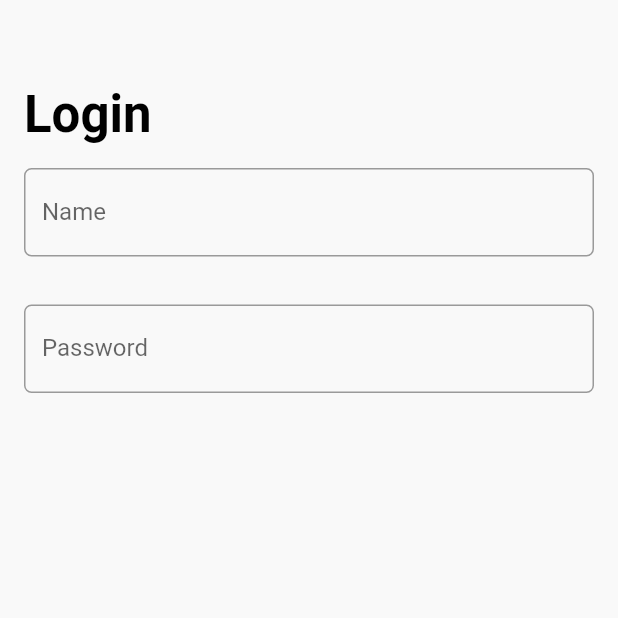
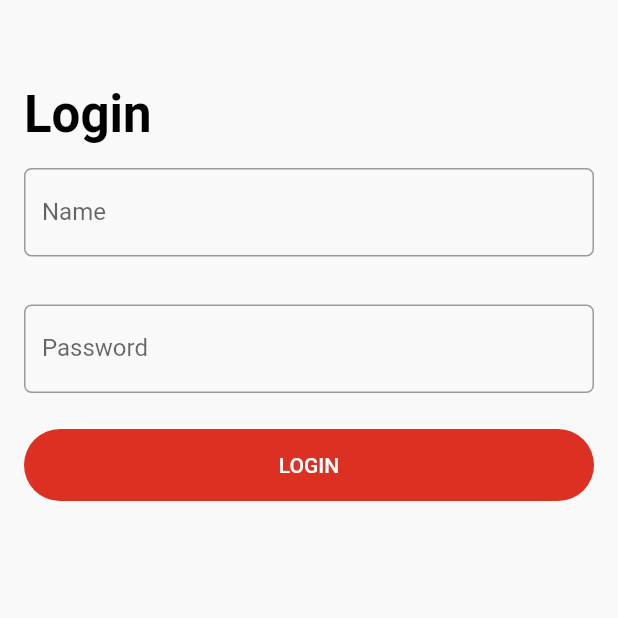
Before and after one commit to WeiJie22/drone4u-app, a Flutter app: the screen it shows after launch, on a phone screen of 412 x 824 dp, the top half of it. Run offline on Flutter 3.47's test engine with Material 2 defaults, Android fonts, the phone set to English and light mode, and no system bars.

Commit message:
single and duo buttons

```diff
--- a/lib/components/d4uIndex.dart
+++ b/lib/components/d4uIndex.dart
@@ -2,3 +2,5 @@ export 'd4uTextField.dart';
 export 'd4uPageTitle.dart';
 export 'd4uScaffold.dart';
 export 'd4uText.dart';
+export 'd4uSingleButton.dart';
+export 'd4uDuoButton.dart';
--- /dev/null
+++ b/lib/components/d4uSingleButton.dart
@@ -0,0 +1,36 @@
+import 'package:drone4u/components/d4uIndex.dart';
+import 'package:drone4u/constant/constant.dart';
+import 'package:flutter/material.dart';
+
+class D4uSingleButton extends StatelessWidget {
+  D4uSingleButton({
+    super.key,
+    this.padding = D4uPadding.containerCenter,
+    this.text = '',
+    this.onPressed,
+  });
+
+  EdgeInsets padding;
+  String? text;
+  VoidCallback? onPressed;
+
+  @override
+  Widget build(BuildContext context) {
+    return Padding(
+      padding: padding,
+      child: ElevatedButton(
+        onPressed: () {},
+        style: ElevatedButton.styleFrom(
+          elevation: 0,
+          shape: const StadiumBorder(),
+          minimumSize: const Size.fromHeight(48),
+          backgroundColor: d4uPrimaryColor,
+        ),
+        child: D4uText(
+          text: text!.toUpperCase(),
+          color: d4uSecondaryColor,
+        ),
+      ),
+    );
+  }
+}
--- a/lib/components/d4uText.dart
+++ b/lib/components/d4uText.dart
@@ -7,19 +7,21 @@ class D4uText extends StatelessWidget {
     this.fontSize,
     this.fontWeight,
     this.overflow,
+    this.color = Colors.black,
   }) : super(key: key);
 
   String? text;
   double? fontSize;
   FontWeight? fontWeight;
   TextOverflow? overflow;
+  Color? color;
 
   @override
   Widget build(BuildContext context) {
     return Text(
       text!,
       style: TextStyle(
-        color: Colors.black,
+        color: color,
         fontSize: fontSize,
         fontWeight: fontWeight,
         overflow: overflow,
--- a/lib/screens/d4uLoginScreen.dart
+++ b/lib/screens/d4uLoginScreen.dart
@@ -1,3 +1,4 @@
+import 'package:drone4u/components/d4uDuoButton.dart';
 import 'package:drone4u/components/d4uScaffold.dart';
 import 'package:flutter/material.dart';
 import 'package:flutter/src/widgets/container.dart';
@@ -25,6 +26,9 @@ class _D4uLoginScreenState extends State<D4uLoginScreen> {
           D4uTextField(
             placeHolder: 'Password',
           ),
+          D4uSingleButton(
+            text: 'Login',
+          ),
         ],
       ),
     );
```
Also changed, not shown: lib/components/d4uDuoButton.dart (added, +74 -0 lines).
